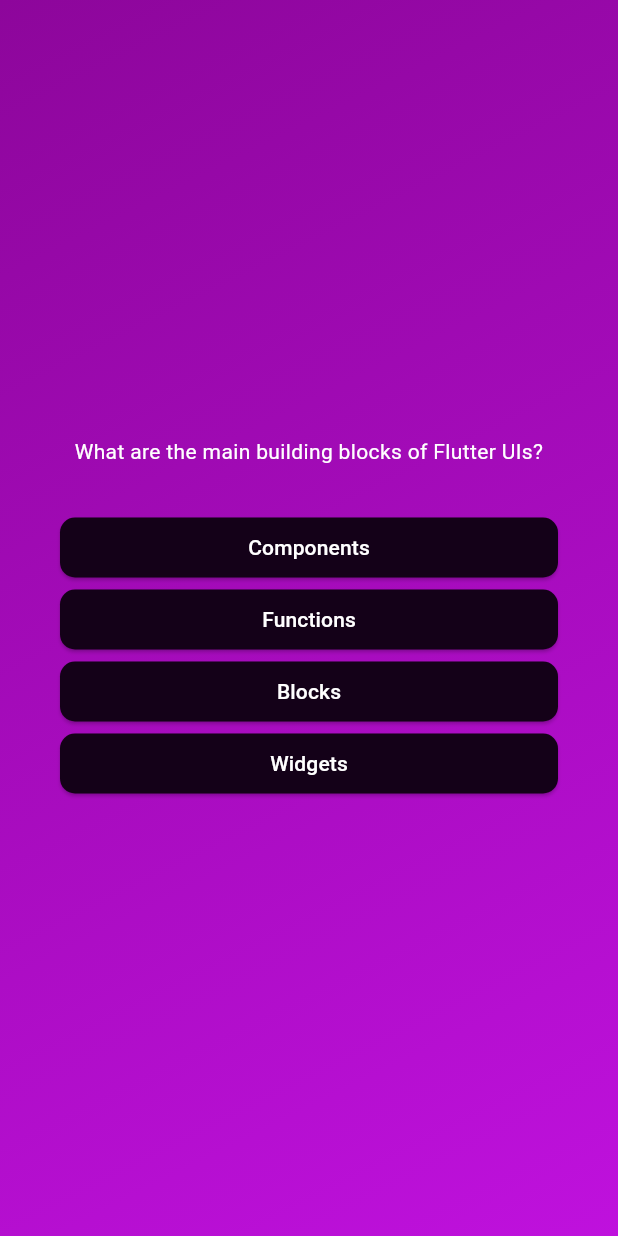
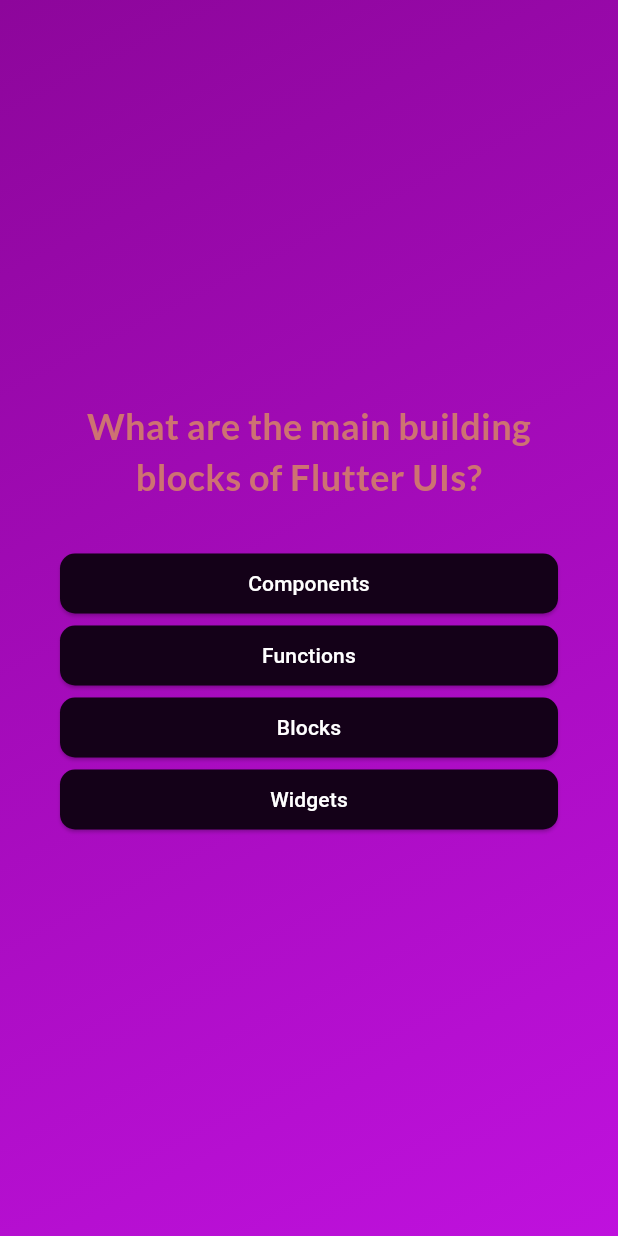
Before and after one commit to MikeSyntax/Flutter-Quiz-App, a Flutter app: the screen it shows after launch, after a tap on "Start Quiz", on a phone screen of 412 x 824 dp. Run offline on Flutter 3.47's test engine with Material 3 defaults, Android fonts, the phone set to English and light mode, and no system bars; our stand-ins replace google_fonts.

Commit message:
added result screen and moving forward with answers and questions to count them and display the result screen

```diff
--- a/lib/answer_button.dart
+++ b/lib/answer_button.dart
@@ -23,7 +23,10 @@ class AnswerButton extends StatelessWidget {
           borderRadius: BorderRadius.circular(10),
         ),
       ),
-      child: Text(answerText),
+      child: Text(
+        answerText,
+        textAlign: TextAlign.center,
+      ),
     );
   }
 }
--- a/lib/questions_screen.dart
+++ b/lib/questions_screen.dart
@@ -1,9 +1,11 @@
 import 'package:flutter/material.dart';
 import 'package:quiz_app/answer_button.dart';
 import 'package:quiz_app/questions.dart';
+import 'package:google_fonts/google_fonts.dart';
 
 class QuestionsScreen extends StatefulWidget {
-  const QuestionsScreen({super.key});
+  const QuestionsScreen({super.key, required this.onSelectAnswer});
+  final void Function(String answer) onSelectAnswer;
 
   @override
   State<QuestionsScreen> createState() {
@@ -12,9 +14,20 @@ class QuestionsScreen extends StatefulWidget {
 }
 
 class _QuestionsScreenState extends State<QuestionsScreen> {
+  var currentQuestionIndex = 0;
+
+  void answerQuestion(String selectedAnswer) {
+    widget.onSelectAnswer(selectedAnswer);
+    setState(() {
+      //currentQuestionIndex = currentQuestionIndex + 1;
+      //currentQuestionIndex += 1;
+      currentQuestionIndex++;
+    });
+  }
+
   @override
   Widget build(context) {
-    final currentQuestion = questions[0];
+    final currentQuestion = questions[currentQuestionIndex];
 
     return SizedBox(
       width: double.infinity,
@@ -26,13 +39,21 @@ class _QuestionsScreenState extends State<QuestionsScreen> {
           children: [
             Text(
               currentQuestion.text,
-              style: const TextStyle(color: Colors.white),
+              style: GoogleFonts.lato(
+                  color: const Color.fromARGB(255, 206, 114, 114),
+                  fontSize: 24,
+                  fontWeight: FontWeight.bold),
               textAlign: TextAlign.center,
             ),
             const SizedBox(height: 30),
             //these three dots will take all items out of a list and display them as an individual,dynamically generated
             ...currentQuestion.getShuffledAnswers().map((answer) {
-              return AnswerButton(answerText: answer, onTap: () {});
+              return AnswerButton(
+                answerText: answer,
+                onTap: () {
+                  answerQuestion(answer);
+                },
+              );
             })
           ],
         ),
--- a/lib/quiz.dart
+++ b/lib/quiz.dart
@@ -1,5 +1,7 @@
 import 'package:flutter/material.dart';
+import 'package:quiz_app/questions.dart';
 import 'package:quiz_app/questions_screen.dart';
+import 'package:quiz_app/results_screen.dart';
 import 'package:quiz_app/start_screen.dart';
 
 class Quiz extends StatefulWidget {
@@ -20,9 +22,18 @@ class _QuizState extends State<Quiz> {
     activeScreen = StartScreen(switchScreen);
     super.initState();
   } */
+  List<String> selectedAnswers = [];
+  void chooseAnswer(String answer) {
+    selectedAnswers.add(answer);
+    if (selectedAnswers.length == questions.length) {
+      setState(() {
+        selectedAnswers = [];
+        activeScreen = 'result-screen';
+      });
+    }
+  }
 
   var activeScreen = 'start-screen';
-
   void switchScreen() {
     setState(() {
       activeScreen = /* const QuestionsScreen(); */ 'questions-screen';
@@ -39,7 +50,13 @@ class _QuizState extends State<Quiz> {
     Widget screenWidget = StartScreen(switchScreen);
 
     if (activeScreen == 'questions-screen') {
-      screenWidget = const QuestionsScreen();
+      screenWidget = QuestionsScreen(
+        onSelectAnswer: chooseAnswer,
+      );
+    }
+
+    if (activeScreen == 'result-screen') {
+      screenWidget = const ResultsScreen();
     }
 
     return MaterialApp(
--- a/pubspec.yaml
+++ b/pubspec.yaml
@@ -35,6 +35,7 @@ dependencies:
   # The following adds the Cupertino Icons font to your application.
   # Use with the CupertinoIcons class for iOS style icons.
   cupertino_icons: ^1.0.6
+  google_fonts: ^6.2.1
 
 dev_dependencies:
   flutter_test:
```
Also changed, not shown: lib/results_screen.dart (added, +32 -0 lines), pubspec.lock, 7 other files.
